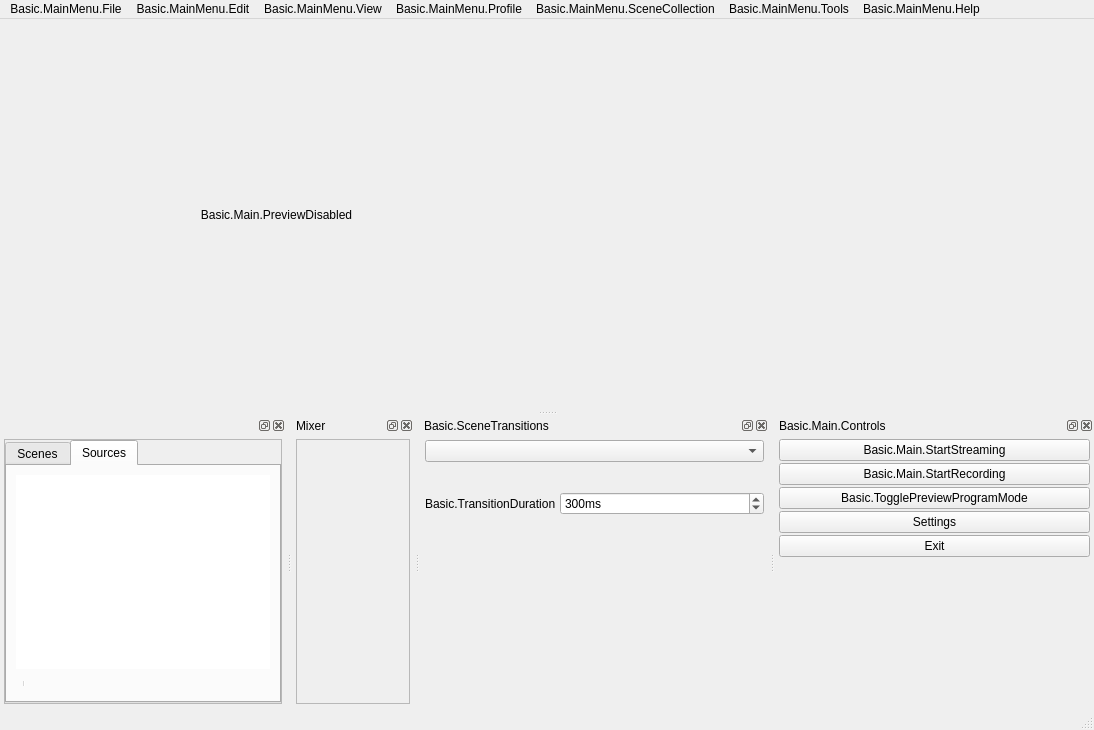
Before: the Qt Designer form UI/forms/OBSBasic.ui in SamerSaber/obs_new_ui, drawn with Qt 5.
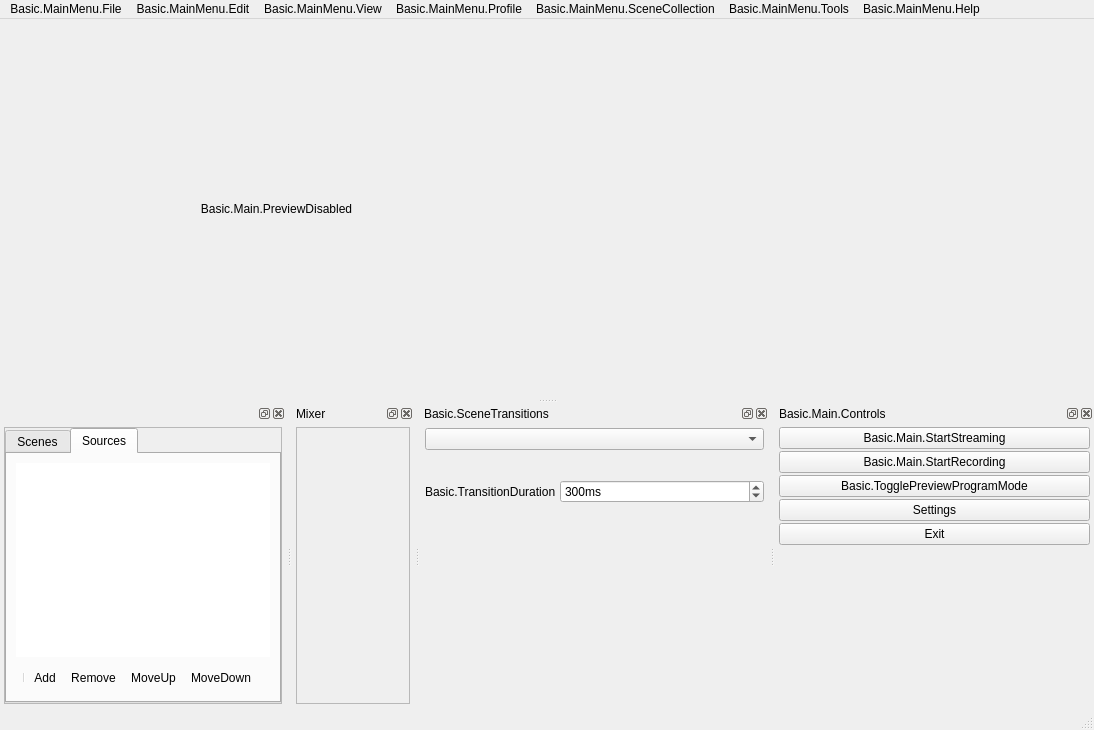
After: the same form once the commit is applied. Icons and pictures are not drawn. Custom widgets are drawn as their Qt base class.

Commit message: adding the actions of the scenes and sources

```diff
--- a/UI/forms/OBSBasic.ui
+++ b/UI/forms/OBSBasic.ui
@@ -493,6 +493,10 @@
                <bool>false</bool>
               </property>
               <addaction name="separator"/>
+              <addaction name="actionAddSource"/>
+              <addaction name="actionRemoveSource"/>
+              <addaction name="actionSourceUp"/>
+              <addaction name="actionSourceDown"/>
              </widget>
             </item>
             <item>
```
Left out of the diff: 4 changed lines with no effect on the pictures.
